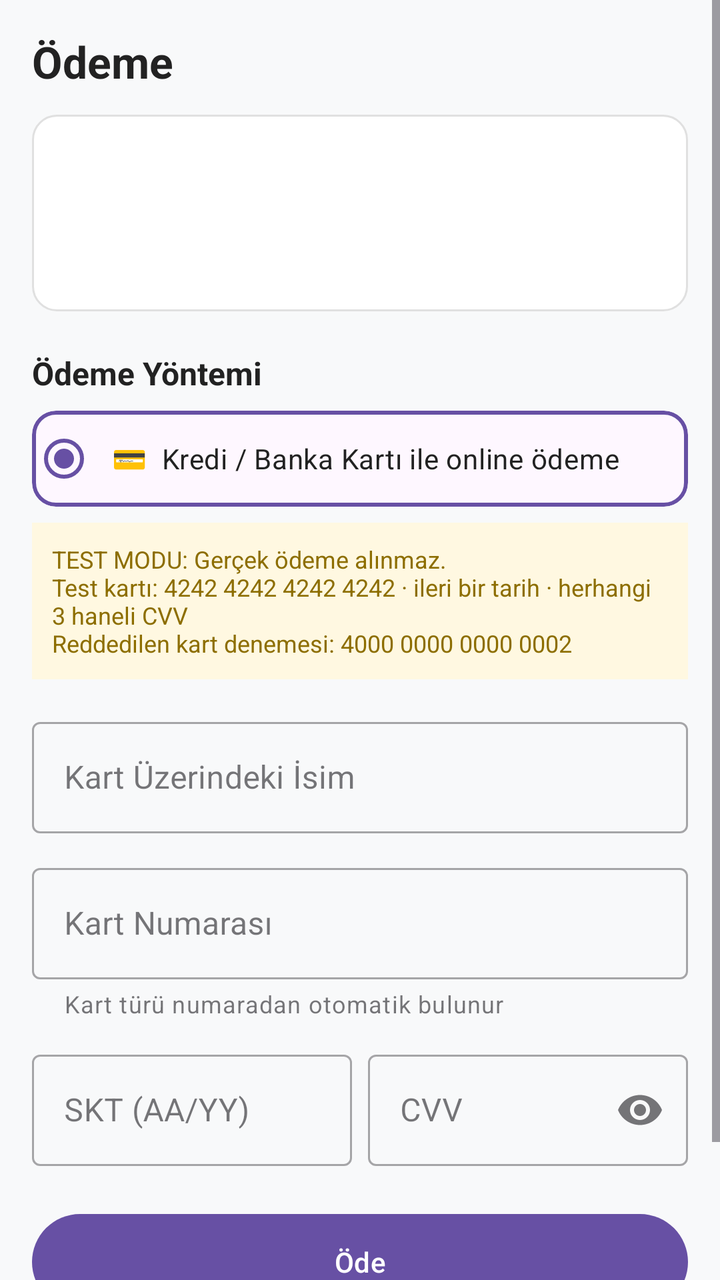
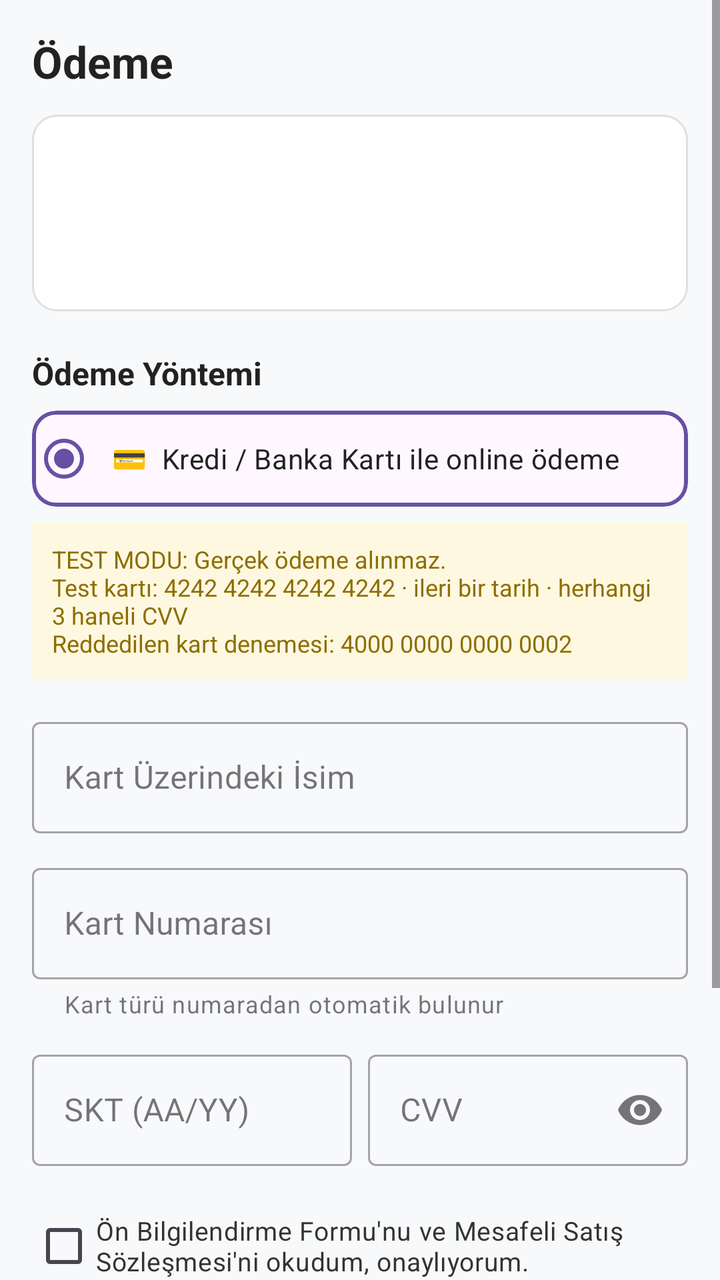

Two renders of the same Android screen: before a commit and after it. Below are the layout's source before the change and the commit's diff.
<!-- AndroidManifest.xml: application theme Theme.Shingu -->
<!-- res/layout/fragment_payment.xml -->
<?xml version="1.0" encoding="utf-8"?>
<ScrollView xmlns:android="http://schemas.android.com/apk/res/android"
    xmlns:app="http://schemas.android.com/apk/res-auto"
    android:layout_width="match_parent"
    android:layout_height="match_parent"
    android:background="#F8F9FA">

    <LinearLayout
        android:layout_width="match_parent"
        android:layout_height="wrap_content"
        android:orientation="vertical"
        android:padding="16dp">

        <TextView
            android:layout_width="match_parent"
            android:layout_height="wrap_content"
            android:text="Ödeme"
            android:textColor="#222222"
            android:textSize="22sp"
            android:textStyle="bold" />

        
        <LinearLayout
            android:layout_width="match_parent"
            android:layout_height="wrap_content"
            android:layout_marginTop="12dp"
            android:background="@drawable/bg_rounded_card"
            android:orientation="vertical"
            android:padding="12dp">

            <TextView
                android:id="@+id/tvPaymentAddress"
                android:layout_width="match_parent"
                android:layout_height="wrap_content"
                android:textColor="#555555"
                android:textSize="13sp" />

            <TextView
                android:id="@+id/tvPaymentItems"
                android:layout_width="match_parent"
                android:layout_height="wrap_content"
                android:layout_marginTop="4dp"
                android:textColor="#555555"
                android:textSize="13sp" />

            <TextView
                android:id="@+id/tvPaymentTotal"
                android:layout_width="match_parent"
                android:layout_height="wrap_content"
                android:layout_marginTop="8dp"
                android:textColor="#E53935"
                android:textSize="20sp"
                android:textStyle="bold" />
        </LinearLayout>

        
        <TextView
            android:layout_width="wrap_content"
            android:layout_height="wrap_content"
            android:layout_marginTop="20dp"
            android:text="Ödeme Yöntemi"
            android:textColor="#222222"
            android:textSize="16sp"
            android:textStyle="bold" />

        <com.google.android.material.card.MaterialCardView
            android:layout_width="match_parent"
            android:layout_height="wrap_content"
            android:layout_marginTop="8dp"
            app:cardCornerRadius="12dp"
            app:cardElevation="0dp"
            app:strokeColor="#6750A4"
            app:strokeWidth="2dp">

            <RadioButton
                android:layout_width="match_parent"
                android:layout_height="wrap_content"
                android:checked="true"
                android:clickable="false"
                android:padding="8dp"
                android:text="💳  Kredi / Banka Kartı ile online ödeme"
                android:textColor="#222222" />
        </com.google.android.material.card.MaterialCardView>

        
        <TextView
            android:layout_width="match_parent"
            android:layout_height="wrap_content"
            android:layout_marginTop="8dp"
            android:background="#FFF8E1"
            android:padding="10dp"
            android:text="TEST MODU: Gerçek ödeme alınmaz.\nTest kartı: 4242 4242 4242 4242 · ileri bir tarih · herhangi 3 haneli CVV\nReddedilen kart denemesi: 4000 0000 0000 0002"
            android:textColor="#8D6E00"
            android:textSize="12sp" />

        
        <com.google.android.material.textfield.TextInputLayout
            style="@style/Widget.MaterialComponents.TextInputLayout.OutlinedBox"
            android:layout_width="match_parent"
            android:layout_height="wrap_content"
            android:layout_marginTop="16dp">

            <com.google.android.material.textfield.TextInputEditText
                android:id="@+id/etCardHolder"
                android:layout_width="match_parent"
                android:layout_height="wrap_content"
                android:hint="Kart Üzerindeki İsim"
                android:inputType="textPersonName|textCapCharacters" />
        </com.google.android.material.textfield.TextInputLayout>

        <com.google.android.material.textfield.TextInputLayout
            android:id="@+id/layoutCardNumber"
            style="@style/Widget.MaterialComponents.TextInputLayout.OutlinedBox"
            android:layout_width="match_parent"
            android:layout_height="wrap_content"
            android:layout_marginTop="12dp"
            app:helperText="Kart türü numaradan otomatik bulunur"
            app:helperTextEnabled="true">

            <com.google.android.material.textfield.TextInputEditText
                android:id="@+id/etCardNumber"
                android:layout_width="match_parent"
                android:layout_height="wrap_content"
                android:digits="0123456789 "
                android:hint="Kart Numarası"
                android:inputType="number"
                android:maxLength="19" />
        </com.google.android.material.textfield.TextInputLayout>

        <LinearLayout
            android:layout_width="match_parent"
            android:layout_height="wrap_content"
            android:layout_marginTop="12dp"
            android:orientation="horizontal">

            <com.google.android.material.textfield.TextInputLayout
                style="@style/Widget.MaterialComponents.TextInputLayout.OutlinedBox"
                android:layout_width="0dp"
                android:layout_height="wrap_content"
                android:layout_marginEnd="8dp"
                android:layout_weight="1">

                <com.google.android.material.textfield.TextInputEditText
                    android:id="@+id/etCardExpiry"
                    android:layout_width="match_parent"
                    android:layout_height="wrap_content"
                    android:digits="0123456789/"
                    android:hint="SKT (AA/YY)"
                    android:inputType="number"
                    android:maxLength="5" />
            </com.google.android.material.textfield.TextInputLayout>

            <com.google.android.material.textfield.TextInputLayout
                style="@style/Widget.MaterialComponents.TextInputLayout.OutlinedBox"
                android:layout_width="0dp"
                android:layout_height="wrap_content"
                android:layout_weight="1"
                app:endIconMode="password_toggle">

                <com.google.android.material.textfield.TextInputEditText
                    android:id="@+id/etCardCvv"
                    android:layout_width="match_parent"
                    android:layout_height="wrap_content"
                    android:hint="CVV"
                    android:inputType="numberPassword"
                    android:maxLength="4" />
            </com.google.android.material.textfield.TextInputLayout>
        </LinearLayout>

        <com.google.android.material.button.MaterialButton
            android:id="@+id/btnPay"
            android:layout_width="match_parent"
            android:layout_height="56dp"
            android:layout_marginTop="20dp"
            android:text="Öde" />

        <ProgressBar
            android:id="@+id/progressPayment"
            android:layout_width="wrap_content"
            android:layout_height="wrap_content"
            android:layout_gravity="center_horizontal"
            android:layout_marginTop="12dp"
            android:visibility="gone" />

        <TextView
            android:layout_width="match_parent"
            android:layout_height="wrap_content"
            android:layout_marginTop="12dp"
            android:gravity="center"
            android:text="🔒 Kart numarasının tamamı ve CVV kaydedilmez; siparişte yalnızca kart türü ve son 4 hane görünür."
            android:textColor="#777777"
            android:textSize="12sp" />
    </LinearLayout>
</ScrollView>
<!-- resources referenced by this layout -->
<resources>
  <!-- drawable bg_rounded_card (drawable) -->
  <?xml version="1.0" encoding="utf-8"?>
  <shape xmlns:android="http://schemas.android.com/apk/res/android">
      <solid android:color="#FFFFFF" />
      <corners android:radius="12dp" />
      <stroke
          android:width="1dp"
          android:color="#E0E0E0" />
  </shape>
  <style name="Theme.Shingu" parent="Base.Theme.Shingu" />
  <style name="Base.Theme.Shingu" parent="Theme.Material3.DayNight.NoActionBar">
          
          
      </style>
</resources>

<!-- the commit's change to res/layout/fragment_payment.xml (unified diff, before → after) -->
@@ -167,6 +167,36 @@
             </com.google.android.material.textfield.TextInputLayout>
         </LinearLayout>
 
+        
+        <CheckBox
+            android:id="@+id/cbAgreement"
+            android:layout_width="match_parent"
+            android:layout_height="wrap_content"
+            android:layout_marginTop="16dp"
+            android:text="Ön Bilgilendirme Formu'nu ve Mesafeli Satış Sözleşmesi'ni okudum, onaylıyorum."
+            android:textColor="#333333"
+            android:textSize="13sp" />
+
+        <LinearLayout
+            android:layout_width="match_parent"
+            android:layout_height="wrap_content"
+            android:orientation="horizontal">
+
+            <com.google.android.material.button.MaterialButton
+                android:id="@+id/btnShowContract"
+                style="@style/Widget.Material3.Button.TextButton"
+                android:layout_width="wrap_content"
+                android:layout_height="wrap_content"
+                android:text="Sözleşmeyi oku" />
+
+            <com.google.android.material.button.MaterialButton
+                android:id="@+id/btnShowKvkk"
+                style="@style/Widget.Material3.Button.TextButton"
+                android:layout_width="wrap_content"
+                android:layout_height="wrap_content"
+                android:text="KVKK Aydınlatma Metni" />
+        </LinearLayout>
+
         <com.google.android.material.button.MaterialButton
             android:id="@+id/btnPay"
             android:layout_width="match_parent"
